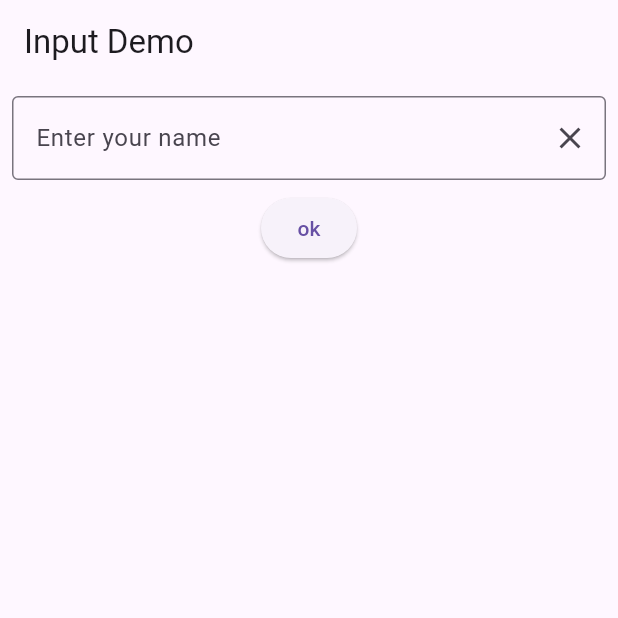
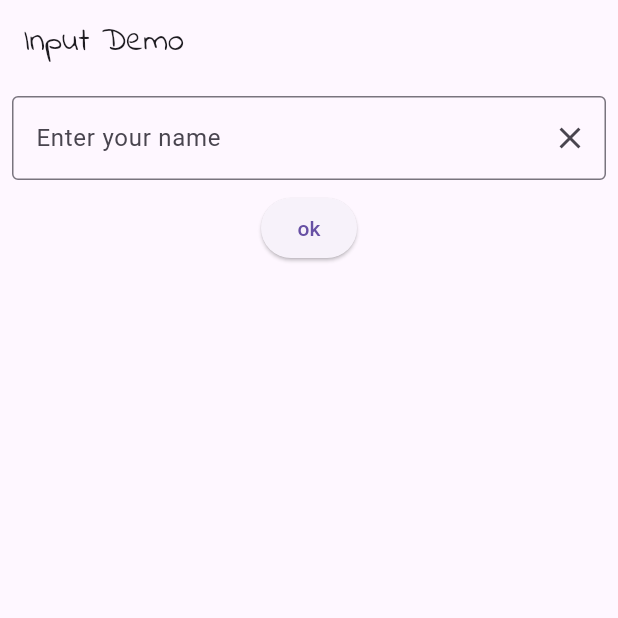
Before and after one commit to 6631501193-blip/flutter_application_, a Flutter app: the screen it shows after launch, on a phone screen of 412 x 824 dp, the top half of it. Run offline on Flutter 3.47's test engine with Material 3 defaults, Android fonts, the phone set to English and light mode, and no system bars.

Commit message:
Change font

```diff
--- a/lib/week04/input_demo.dart
+++ b/lib/week04/input_demo.dart
@@ -21,7 +21,7 @@ class _InputDemoState extends State<InputDemo> {
   @override
   Widget build(BuildContext context) {
     return Scaffold(
-      appBar: AppBar(title: Text('Input Demo')),
+      appBar: AppBar(title: Text('Input Demo', style: TextStyle(fontFamily: 'IndieFlower'))),
       body: Column(
         children: [
           Padding(
@@ -44,7 +44,7 @@ class _InputDemoState extends State<InputDemo> {
             child: Text('ok')
         ),
         SizedBox(height: 20,),
-      Text(message),
+      Text(message, style: TextStyle(fontFamily: 'Asimovian', fontSize: 30),),
         ],
       ),
     );
```
Also changed, not shown: pubspec.yaml (+10 -10 lines), fonts/Asimovian-Regular.ttf (added), fonts/IndieFlower-Regular.ttf (added).
